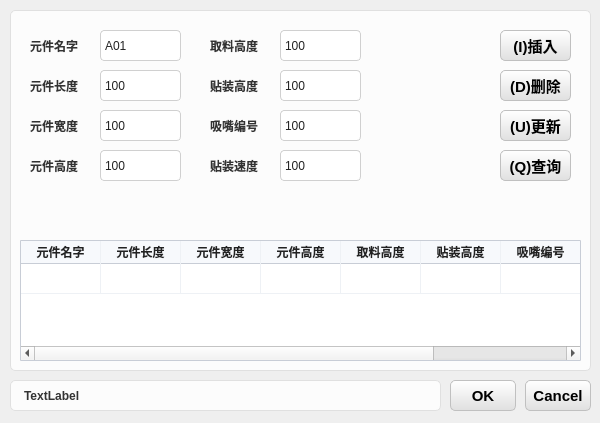
Old version of the form Solution/HuiRuMachineH/HuiRuMachineH/ChildDialog/DataDialog.ui in the repository HeJun20250905/ProductProJect.
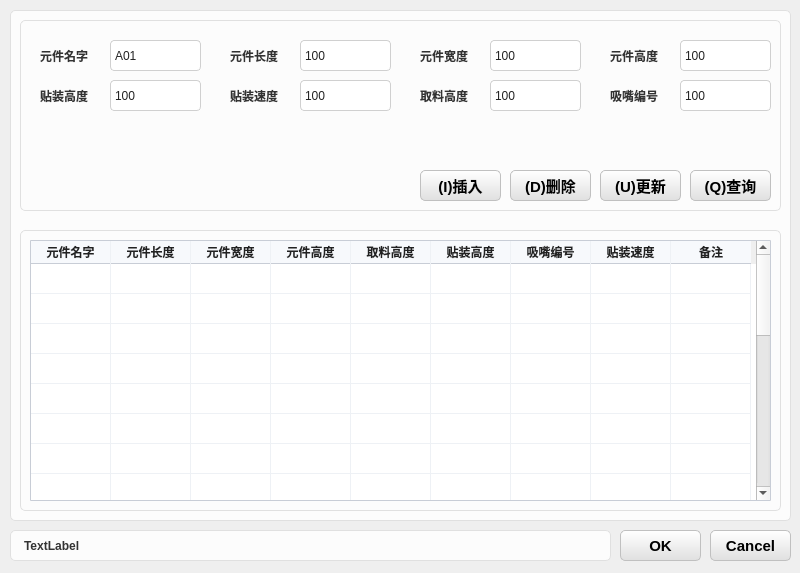
New version of the form.

Diff of the .ui file:
```diff
--- a/Solution/HuiRuMachineH/HuiRuMachineH/ChildDialog/DataDialog.ui
+++ b/Solution/HuiRuMachineH/HuiRuMachineH/ChildDialog/DataDialog.ui
@@ -6,8 +6,8 @@
    <rect>
     <x>0</x>
     <y>0</y>
-    <width>600</width>
-    <height>423</height>
+    <width>800</width>
+    <height>573</height>
    </rect>
   </property>
   <property name="windowTitle">
@@ -133,8 +133,8 @@
    <property name="geometry">
     <rect>
      <x>10</x>
-     <y>380</y>
-     <width>431</width>
+     <y>530</y>
+     <width>601</width>
      <height>31</height>
     </rect>
    </property>
@@ -147,111 +147,119 @@
     <rect>
      <x>10</x>
      <y>0</y>
-     <width>581</width>
-     <height>371</height>
+     <width>781</width>
+     <height>521</height>
     </rect>
    </property>
    <property name="title">
     <string/>
    </property>
-   <widget class="QLineEdit" name="lineEdit_Name">
+   <widget class="QGroupBox" name="groupBox_2">
     <property name="geometry">
      <rect>
-      <x>90</x>
+      <x>10</x>
+      <y>10</y>
+      <width>761</width>
+      <height>201</height>
+     </rect>
+    </property>
+    <property name="title">
+     <string/>
+    </property>
+    <widget class="QLabel" name="label_4">
+     <property name="geometry">
+      <rect>
+       <x>400</x>
       <y>30</y>
-      <width>81</width>
+       <width>61</width>
       <height>31</height>
      </rect>
     </property>
+     <property name="styleSheet">
+      <string notr="true">color: #333333;           /* 与 QGroupBox::title 保持一致的深灰色 */
+font-weight: bold;        /* 保持相同的加粗效果（如果是普通文本可去掉这行） */
+background-color: #FCFCFC; /* 与分组框背景色一致 */
+border: 0px solid #E0E0E0; /* 相同的边框颜色和粗细 */
+border-radius: 5px;       /* 相同的圆角 */
+padding: 0px 0px;        /* 适当的内边距，让文字不贴边，视觉上更舒适 */</string>
+     </property>
     <property name="text">
-     <string>A01</string>
-    </property>
-   </widget>
-   <widget class="QPushButton" name="pushButton_Update">
+      <string>元件宽度</string>
+     </property>
+    </widget>
+    <widget class="QLabel" name="label_9">
     <property name="geometry">
      <rect>
-      <x>490</x>
-      <y>110</y>
-      <width>71</width>
+       <x>590</x>
+       <y>70</y>
+       <width>61</width>
       <height>31</height>
      </rect>
     </property>
-    <property name="font">
-     <font>
-      <pointsize>11</pointsize>
-      <weight>75</weight>
-      <bold>true</bold>
-     </font>
+     <property name="styleSheet">
+      <string notr="true">color: #333333;           /* 与 QGroupBox::title 保持一致的深灰色 */
+font-weight: bold;        /* 保持相同的加粗效果（如果是普通文本可去掉这行） */
+background-color: #FCFCFC; /* 与分组框背景色一致 */
+border: 0px solid #E0E0E0; /* 相同的边框颜色和粗细 */
+border-radius: 5px;       /* 相同的圆角 */
+padding: 0px 0px;        /* 适当的内边距，让文字不贴边，视觉上更舒适 */</string>
     </property>
     <property name="text">
-     <string>(U)更新</string>
-    </property>
-   </widget>
-   <widget class="QPushButton" name="pushButton_Insert">
+      <string>吸嘴编号</string>
+     </property>
+    </widget>
+    <widget class="QLineEdit" name="lineEdit_NozzleId">
     <property name="geometry">
      <rect>
-      <x>490</x>
-      <y>30</y>
-      <width>71</width>
+       <x>660</x>
+       <y>70</y>
+       <width>91</width>
       <height>31</height>
      </rect>
     </property>
-    <property name="font">
-     <font>
-      <pointsize>11</pointsize>
-      <weight>75</weight>
-      <bold>true</bold>
-     </font>
-    </property>
     <property name="text">
-     <string>(I)插入</string>
-    </property>
-   </widget>
-   <widget class="QPushButton" name="pushButton_Delete">
+      <string>100</string>
+     </property>
+    </widget>
+    <widget class="QLabel" name="label_7">
     <property name="geometry">
      <rect>
-      <x>490</x>
-      <y>70</y>
-      <width>71</width>
+       <x>590</x>
+       <y>30</y>
+       <width>61</width>
       <height>31</height>
      </rect>
     </property>
-    <property name="font">
-     <font>
-      <pointsize>11</pointsize>
-      <weight>75</weight>
-      <bold>true</bold>
-     </font>
+     <property name="styleSheet">
+      <string notr="true">color: #333333;           /* 与 QGroupBox::title 保持一致的深灰色 */
+font-weight: bold;        /* 保持相同的加粗效果（如果是普通文本可去掉这行） */
+background-color: #FCFCFC; /* 与分组框背景色一致 */
+border: 0px solid #E0E0E0; /* 相同的边框颜色和粗细 */
+border-radius: 5px;       /* 相同的圆角 */
+padding: 0px 0px;        /* 适当的内边距，让文字不贴边，视觉上更舒适 */</string>
     </property>
     <property name="text">
-     <string>(D)删除</string>
-    </property>
-   </widget>
-   <widget class="QPushButton" name="pushButton_Query">
+      <string>元件高度</string>
+     </property>
+    </widget>
+    <widget class="QLineEdit" name="lineEdit_PickZ">
     <property name="geometry">
      <rect>
-      <x>490</x>
-      <y>150</y>
-      <width>71</width>
+       <x>470</x>
+       <y>70</y>
+       <width>91</width>
       <height>31</height>
      </rect>
     </property>
-    <property name="font">
-     <font>
-      <pointsize>11</pointsize>
-      <weight>75</weight>
-      <bold>true</bold>
-     </font>
-    </property>
     <property name="text">
-     <string>(Q)查询</string>
-    </property>
-   </widget>
-   <widget class="QLabel" name="label_2">
+      <string>100</string>
+     </property>
+    </widget>
+    <widget class="QLabel" name="label_6">
     <property name="geometry">
      <rect>
-      <x>20</x>
-      <y>30</y>
+       <x>210</x>
+       <y>70</y>
       <width>61</width>
       <height>31</height>
      </rect>
@@ -265,15 +273,15 @@
 padding: 0px 0px;        /* 适当的内边距，让文字不贴边，视觉上更舒适 */</string>
     </property>
     <property name="text">
-     <string>元件名字</string>
+      <string>贴装速度</string>
     </property>
    </widget>
    <widget class="QLineEdit" name="lineEdit_Length">
     <property name="geometry">
      <rect>
-      <x>90</x>
-      <y>70</y>
-      <width>81</width>
+       <x>280</x>
+       <y>30</y>
+       <width>91</width>
       <height>31</height>
      </rect>
     </property>
@@ -281,33 +289,12 @@
      <string>100</string>
     </property>
    </widget>
-   <widget class="QLabel" name="label_3">
-    <property name="geometry">
-     <rect>
-      <x>20</x>
-      <y>70</y>
-      <width>61</width>
-      <height>31</height>
-     </rect>
-    </property>
-    <property name="styleSheet">
-     <string notr="true">color: #333333;           /* 与 QGroupBox::title 保持一致的深灰色 */
-font-weight: bold;        /* 保持相同的加粗效果（如果是普通文本可去掉这行） */
-background-color: #FCFCFC; /* 与分组框背景色一致 */
-border: 0px solid #E0E0E0; /* 相同的边框颜色和粗细 */
-border-radius: 5px;       /* 相同的圆角 */
-padding: 0px 0px;        /* 适当的内边距，让文字不贴边，视觉上更舒适 */</string>
-    </property>
-    <property name="text">
-     <string>元件长度</string>
-    </property>
-   </widget>
    <widget class="QLineEdit" name="lineEdit_Width">
     <property name="geometry">
      <rect>
-      <x>90</x>
-      <y>110</y>
-      <width>81</width>
+       <x>470</x>
+       <y>30</y>
+       <width>91</width>
       <height>31</height>
      </rect>
     </property>
@@ -315,11 +302,11 @@
      <string>100</string>
     </property>
    </widget>
-   <widget class="QLabel" name="label_4">
+    <widget class="QLabel" name="label_8">
     <property name="geometry">
      <rect>
       <x>20</x>
-      <y>110</y>
+       <y>70</y>
       <width>61</width>
       <height>31</height>
      </rect>
@@ -333,15 +320,15 @@
 padding: 0px 0px;        /* 适当的内边距，让文字不贴边，视觉上更舒适 */</string>
     </property>
     <property name="text">
-     <string>元件宽度</string>
+      <string>贴装高度</string>
     </property>
    </widget>
    <widget class="QLineEdit" name="lineEdit_Speed">
     <property name="geometry">
      <rect>
-      <x>270</x>
-      <y>150</y>
-      <width>81</width>
+       <x>280</x>
+       <y>70</y>
+       <width>91</width>
       <height>31</height>
      </rect>
     </property>
@@ -352,9 +339,9 @@
    <widget class="QLineEdit" name="lineEdit_Height">
     <property name="geometry">
      <rect>
-      <x>90</x>
-      <y>150</y>
-      <width>81</width>
+       <x>660</x>
+       <y>30</y>
+       <width>91</width>
       <height>31</height>
      </rect>
     </property>
@@ -362,11 +349,11 @@
      <string>100</string>
     </property>
    </widget>
-   <widget class="QLabel" name="label_6">
+    <widget class="QLabel" name="label_3">
     <property name="geometry">
      <rect>
-      <x>200</x>
-      <y>150</y>
+       <x>210</x>
+       <y>30</y>
       <width>61</width>
       <height>31</height>
      </rect>
@@ -380,14 +367,14 @@
 padding: 0px 0px;        /* 适当的内边距，让文字不贴边，视觉上更舒适 */</string>
     </property>
     <property name="text">
-     <string>贴装速度</string>
-    </property>
-   </widget>
-   <widget class="QLabel" name="label_7">
+      <string>元件长度</string>
+     </property>
+    </widget>
+    <widget class="QLabel" name="label_2">
     <property name="geometry">
      <rect>
       <x>20</x>
-      <y>150</y>
+       <y>30</y>
       <width>61</width>
       <height>31</height>
      </rect>
@@ -401,15 +388,15 @@
 padding: 0px 0px;        /* 适当的内边距，让文字不贴边，视觉上更舒适 */</string>
     </property>
     <property name="text">
-     <string>元件高度</string>
+      <string>元件名字</string>
     </property>
    </widget>
    <widget class="QLineEdit" name="lineEdit_PlaceZ">
     <property name="geometry">
      <rect>
-      <x>270</x>
+       <x>90</x>
       <y>70</y>
-      <width>81</width>
+       <width>91</width>
       <height>31</height>
      </rect>
     </property>
@@ -417,79 +404,24 @@
      <string>100</string>
     </property>
    </widget>
-   <widget class="QLabel" name="label_8">
+    <widget class="QLineEdit" name="lineEdit_Name">
     <property name="geometry">
      <rect>
-      <x>200</x>
-      <y>70</y>
-      <width>61</width>
-      <height>31</height>
-     </rect>
-    </property>
-    <property name="styleSheet">
-     <string notr="true">color: #333333;           /* 与 QGroupBox::title 保持一致的深灰色 */
-font-weight: bold;        /* 保持相同的加粗效果（如果是普通文本可去掉这行） */
-background-color: #FCFCFC; /* 与分组框背景色一致 */
-border: 0px solid #E0E0E0; /* 相同的边框颜色和粗细 */
-border-radius: 5px;       /* 相同的圆角 */
-padding: 0px 0px;        /* 适当的内边距，让文字不贴边，视觉上更舒适 */</string>
-    </property>
-    <property name="text">
-     <string>贴装高度</string>
-    </property>
-   </widget>
-   <widget class="QLineEdit" name="lineEdit_NozzleId">
-    <property name="geometry">
-     <rect>
-      <x>270</x>
-      <y>110</y>
-      <width>81</width>
-      <height>31</height>
-     </rect>
-    </property>
-    <property name="text">
-     <string>100</string>
-    </property>
-   </widget>
-   <widget class="QLineEdit" name="lineEdit_PickZ">
-    <property name="geometry">
-     <rect>
-      <x>270</x>
+       <x>90</x>
       <y>30</y>
-      <width>81</width>
+       <width>91</width>
       <height>31</height>
      </rect>
     </property>
     <property name="text">
-     <string>100</string>
-    </property>
-   </widget>
-   <widget class="QLabel" name="label_9">
-    <property name="geometry">
-     <rect>
-      <x>200</x>
-      <y>110</y>
-      <width>61</width>
-      <height>31</height>
-     </rect>
-    </property>
-    <property name="styleSheet">
-     <string notr="true">color: #333333;           /* 与 QGroupBox::title 保持一致的深灰色 */
-font-weight: bold;        /* 保持相同的加粗效果（如果是普通文本可去掉这行） */
-background-color: #FCFCFC; /* 与分组框背景色一致 */
-border: 0px solid #E0E0E0; /* 相同的边框颜色和粗细 */
-border-radius: 5px;       /* 相同的圆角 */
-padding: 0px 0px;        /* 适当的内边距，让文字不贴边，视觉上更舒适 */</string>
-    </property>
-    <property name="text">
-     <string>吸嘴编号</string>
+      <string>A01</string>
     </property>
    </widget>
    <widget class="QLabel" name="label_10">
     <property name="geometry">
      <rect>
-      <x>200</x>
-      <y>30</y>
+       <x>400</x>
+       <y>70</y>
       <width>61</width>
       <height>31</height>
      </rect>
@@ -506,13 +438,106 @@
      <string>取料高度</string>
     </property>
    </widget>
+    <widget class="QPushButton" name="pushButton_Query">
+     <property name="geometry">
+      <rect>
+       <x>670</x>
+       <y>160</y>
+       <width>81</width>
+       <height>31</height>
+      </rect>
+     </property>
+     <property name="font">
+      <font>
+       <pointsize>11</pointsize>
+       <weight>75</weight>
+       <bold>true</bold>
+      </font>
+     </property>
+     <property name="text">
+      <string>(Q)查询</string>
+     </property>
+    </widget>
+    <widget class="QPushButton" name="pushButton_Update">
+     <property name="geometry">
+      <rect>
+       <x>580</x>
+       <y>160</y>
+       <width>81</width>
+       <height>31</height>
+      </rect>
+     </property>
+     <property name="font">
+      <font>
+       <pointsize>11</pointsize>
+       <weight>75</weight>
+       <bold>true</bold>
+      </font>
+     </property>
+     <property name="text">
+      <string>(U)更新</string>
+     </property>
+    </widget>
+    <widget class="QPushButton" name="pushButton_Delete">
+     <property name="geometry">
+      <rect>
+       <x>490</x>
+       <y>160</y>
+       <width>81</width>
+       <height>31</height>
+      </rect>
+     </property>
+     <property name="font">
+      <font>
+       <pointsize>11</pointsize>
+       <weight>75</weight>
+       <bold>true</bold>
+      </font>
+     </property>
+     <property name="text">
+      <string>(D)删除</string>
+     </property>
+    </widget>
+    <widget class="QPushButton" name="pushButton_Insert">
+     <property name="geometry">
+      <rect>
+       <x>400</x>
+       <y>160</y>
+       <width>81</width>
+       <height>31</height>
+      </rect>
+     </property>
+     <property name="font">
+      <font>
+       <pointsize>11</pointsize>
+       <weight>75</weight>
+       <bold>true</bold>
+      </font>
+     </property>
+     <property name="text">
+      <string>(I)插入</string>
+     </property>
+    </widget>
+   </widget>
+   <widget class="QGroupBox" name="groupBox_3">
+    <property name="geometry">
+     <rect>
+      <x>10</x>
+      <y>220</y>
+      <width>761</width>
+      <height>291</height>
+     </rect>
+    </property>
+    <property name="title">
+     <string/>
+    </property>
    <widget class="QTableWidget" name="tableWidget">
     <property name="geometry">
      <rect>
       <x>10</x>
-      <y>240</y>
-      <width>561</width>
-      <height>121</height>
+       <y>20</y>
+       <width>741</width>
+       <height>261</height>
      </rect>
     </property>
     <attribute name="horizontalHeaderVisible">
@@ -535,6 +560,101 @@
       <string>新建行</string>
      </property>
     </row>
+     <row>
+      <property name="text">
+       <string>新建行</string>
+      </property>
+     </row>
+     <row>
+      <property name="text">
+       <string>新建行</string>
+      </property>
+     </row>
+     <row>
+      <property name="text">
+       <string>新建行</string>
+      </property>
+     </row>
+     <row>
+      <property name="text">
+       <string>新建行</string>
+      </property>
+     </row>
+     <row>
+      <property name="text">
+       <string>新建行</string>
+      </property>
+     </row>
+     <row>
+      <property name="text">
+       <string>新建行</string>
+      </property>
+     </row>
+     <row>
+      <property name="text">
+       <string>新建行</string>
+      </property>
+     </row>
+     <row>
+      <property name="text">
+       <string>新建行</string>
+      </property>
+     </row>
+     <row>
+      <property name="text">
+       <string>新建行</string>
+      </property>
+     </row>
+     <row>
+      <property name="text">
+       <string>新建行</string>
+      </property>
+     </row>
+     <row>
+      <property name="text">
+       <string>新建行</string>
+      </property>
+     </row>
+     <row>
+      <property name="text">
+       <string>新建行</string>
+      </property>
+     </row>
+     <row>
+      <property name="text">
+       <string>新建行</string>
+      </property>
+     </row>
+     <row>
+      <property name="text">
+       <string>新建行</string>
+      </property>
+     </row>
+     <row>
+      <property name="text">
+       <string>新建行</string>
+      </property>
+     </row>
+     <row>
+      <property name="text">
+       <string>新建行</string>
+      </property>
+     </row>
+     <row>
+      <property name="text">
+       <string>新建行</string>
+      </property>
+     </row>
+     <row>
+      <property name="text">
+       <string>新建行</string>
+      </property>
+     </row>
+     <row>
+      <property name="text">
+       <string>新建行</string>
+      </property>
+     </row>
     <column>
      <property name="text">
       <string>元件名字</string>
@@ -575,14 +695,20 @@
       <string>贴装速度</string>
      </property>
     </column>
+     <column>
+      <property name="text">
+       <string>备注</string>
+      </property>
+     </column>
+    </widget>
    </widget>
   </widget>
   <widget class="QPushButton" name="pushButton_Cancel">
    <property name="geometry">
     <rect>
-     <x>525</x>
-     <y>380</y>
-     <width>66</width>
+     <x>710</x>
+     <y>530</y>
+     <width>81</width>
      <height>31</height>
     </rect>
    </property>
@@ -600,9 +726,9 @@
   <widget class="QPushButton" name="pushButton_OK">
    <property name="geometry">
     <rect>
-     <x>450</x>
-     <y>380</y>
-     <width>66</width>
+     <x>620</x>
+     <y>530</y>
+     <width>81</width>
      <height>31</height>
     </rect>
    </property>
```
Lines whose indentation alone changed are shown as unchanged.
